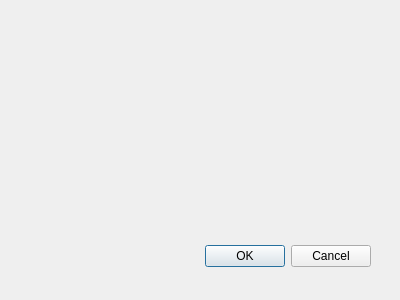
Above: LongLatCalc_dialog_base.ui from ProfCazaroli/longlatcalc before the change. Below: the same form after it.
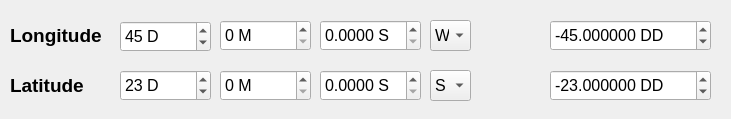
That is the form after the change.

```diff
--- a/LongLatCalc_dialog_base.ui
+++ b/LongLatCalc_dialog_base.ui
@@ -1,31 +1,363 @@
 <ui version="4.0" >
  <class>LongLatCalcDialogBase</class>
- <widget class="QDialog" name="LongLatCalcDialogBase" >
-  <property name="geometry" >
+ <widget class="QDialog" name="LongLatCalcDialogBase">
+  <property name="geometry">
    <rect>
     <x>0</x>
     <y>0</y>
-    <width>400</width>
-    <height>300</height>
+    <width>731</width>
+    <height>119</height>
    </rect>
   </property>
   <property name="windowTitle" >
    <string>LongLatCalc</string>
   </property>
-  <widget class="QDialogButtonBox" name="button_box" >
-   <property name="geometry" >
+  <widget class="QLabel" name="lblLong">
+   <property name="geometry">
     <rect>
-     <x>30</x>
-     <y>240</y>
-     <width>341</width>
-     <height>32</height>
+     <x>10</x>
+     <y>20</y>
+     <width>111</width>
+     <height>31</height>
     </rect>
    </property>
-   <property name="orientation" >
-    <enum>Qt::Horizontal</enum>
+   <property name="font">
+    <font>
+     <pointsize>14</pointsize>
+     <weight>75</weight>
+     <bold>true</bold>
+    </font>
    </property>
-   <property name="standardButtons" >
-    <set>QDialogButtonBox::Cancel|QDialogButtonBox::Ok</set>
+   <property name="text">
+    <string>Longitude</string>
+   </property>
+  </widget>
+  <widget class="QSpinBox" name="spbLongD">
+   <property name="geometry">
+    <rect>
+     <x>120</x>
+     <y>21</y>
+     <width>91</width>
+     <height>31</height>
+    </rect>
+   </property>
+   <property name="font">
+    <font>
+     <pointsize>12</pointsize>
+    </font>
+   </property>
+   <property name="suffix">
+    <string> D</string>
+   </property>
+   <property name="prefix">
+    <string/>
+   </property>
+   <property name="maximum">
+    <number>180</number>
+   </property>
+   <property name="value">
+    <number>45</number>
+   </property>
+  </widget>
+  <widget class="QLabel" name="lblLat">
+   <property name="geometry">
+    <rect>
+     <x>10</x>
+     <y>70</y>
+     <width>111</width>
+     <height>31</height>
+    </rect>
+   </property>
+   <property name="font">
+    <font>
+     <pointsize>14</pointsize>
+     <weight>75</weight>
+     <bold>true</bold>
+    </font>
+   </property>
+   <property name="text">
+    <string>Latitude</string>
+   </property>
+  </widget>
+  <widget class="QSpinBox" name="spbLatD">
+   <property name="geometry">
+    <rect>
+     <x>120</x>
+     <y>70</y>
+     <width>91</width>
+     <height>31</height>
+    </rect>
+   </property>
+   <property name="font">
+    <font>
+     <pointsize>12</pointsize>
+    </font>
+   </property>
+   <property name="suffix">
+    <string> D</string>
+   </property>
+   <property name="prefix">
+    <string/>
+   </property>
+   <property name="maximum">
+    <number>90</number>
+   </property>
+   <property name="value">
+    <number>23</number>
+   </property>
+  </widget>
+  <widget class="QSpinBox" name="spbLongM">
+   <property name="geometry">
+    <rect>
+     <x>220</x>
+     <y>20</y>
+     <width>91</width>
+     <height>31</height>
+    </rect>
+   </property>
+   <property name="font">
+    <font>
+     <pointsize>12</pointsize>
+    </font>
+   </property>
+   <property name="suffix">
+    <string> M</string>
+   </property>
+   <property name="prefix">
+    <string/>
+   </property>
+   <property name="maximum">
+    <number>59</number>
+   </property>
+   <property name="singleStep">
+    <number>1</number>
+   </property>
+   <property name="value">
+    <number>0</number>
+   </property>
+   <property name="displayIntegerBase">
+    <number>10</number>
+   </property>
+  </widget>
+  <widget class="QSpinBox" name="spbLatM">
+   <property name="geometry">
+    <rect>
+     <x>220</x>
+     <y>70</y>
+     <width>91</width>
+     <height>31</height>
+    </rect>
+   </property>
+   <property name="font">
+    <font>
+     <pointsize>12</pointsize>
+    </font>
+   </property>
+   <property name="suffix">
+    <string> M</string>
+   </property>
+   <property name="prefix">
+    <string/>
+   </property>
+   <property name="maximum">
+    <number>59</number>
+   </property>
+   <property name="singleStep">
+    <number>1</number>
+   </property>
+   <property name="value">
+    <number>0</number>
+   </property>
+   <property name="displayIntegerBase">
+    <number>10</number>
+   </property>
+  </widget>
+  <widget class="QDoubleSpinBox" name="spbLongS">
+   <property name="geometry">
+    <rect>
+     <x>320</x>
+     <y>20</y>
+     <width>101</width>
+     <height>31</height>
+    </rect>
+   </property>
+   <property name="font">
+    <font>
+     <pointsize>12</pointsize>
+    </font>
+   </property>
+   <property name="prefix">
+    <string/>
+   </property>
+   <property name="suffix">
+    <string> S</string>
+   </property>
+   <property name="decimals">
+    <number>4</number>
+   </property>
+   <property name="maximum">
+    <double>59.990000000000002</double>
+   </property>
+   <property name="singleStep">
+    <double>1.000000000000000</double>
+   </property>
+   <property name="value">
+    <double>0.000000000000000</double>
+   </property>
+  </widget>
+  <widget class="QDoubleSpinBox" name="spbLatS">
+   <property name="geometry">
+    <rect>
+     <x>320</x>
+     <y>70</y>
+     <width>101</width>
+     <height>31</height>
+    </rect>
+   </property>
+   <property name="font">
+    <font>
+     <pointsize>12</pointsize>
+    </font>
+   </property>
+   <property name="prefix">
+    <string/>
+   </property>
+   <property name="suffix">
+    <string> S</string>
+   </property>
+   <property name="decimals">
+    <number>4</number>
+   </property>
+   <property name="maximum">
+    <double>59.990000000000002</double>
+   </property>
+   <property name="singleStep">
+    <double>1.000000000000000</double>
+   </property>
+   <property name="value">
+    <double>0.000000000000000</double>
+   </property>
+  </widget>
+  <widget class="QComboBox" name="cmbLong">
+   <property name="geometry">
+    <rect>
+     <x>430</x>
+     <y>20</y>
+     <width>41</width>
+     <height>31</height>
+    </rect>
+   </property>
+   <property name="font">
+    <font>
+     <pointsize>12</pointsize>
+    </font>
+   </property>
+   <item>
+    <property name="text">
+     <string>W</string>
+    </property>
+   </item>
+   <item>
+    <property name="text">
+     <string>E</string>
+    </property>
+   </item>
+  </widget>
+  <widget class="QComboBox" name="cmbLat">
+   <property name="geometry">
+    <rect>
+     <x>430</x>
+     <y>70</y>
+     <width>41</width>
+     <height>31</height>
+    </rect>
+   </property>
+   <property name="font">
+    <font>
+     <pointsize>12</pointsize>
+    </font>
+   </property>
+   <item>
+    <property name="text">
+     <string>S</string>
+    </property>
+   </item>
+   <item>
+    <property name="text">
+     <string>N</string>
+    </property>
+   </item>
+  </widget>
+  <widget class="QDoubleSpinBox" name="spbLatDD">
+   <property name="geometry">
+    <rect>
+     <x>550</x>
+     <y>70</y>
+     <width>161</width>
+     <height>31</height>
+    </rect>
+   </property>
+   <property name="font">
+    <font>
+     <pointsize>12</pointsize>
+    </font>
+   </property>
+   <property name="prefix">
+    <string/>
+   </property>
+   <property name="suffix">
+    <string> DD</string>
+   </property>
+   <property name="decimals">
+    <number>6</number>
+   </property>
+   <property name="minimum">
+    <double>-90.000000000000000</double>
+   </property>
+   <property name="maximum">
+    <double>90.000000000000000</double>
+   </property>
+   <property name="singleStep">
+    <double>0.010000000000000</double>
+   </property>
+   <property name="value">
+    <double>-23.000000000000000</double>
+   </property>
+  </widget>
+  <widget class="QDoubleSpinBox" name="spbLongDD">
+   <property name="geometry">
+    <rect>
+     <x>550</x>
+     <y>20</y>
+     <width>161</width>
+     <height>31</height>
+    </rect>
+   </property>
+   <property name="font">
+    <font>
+     <pointsize>12</pointsize>
+    </font>
+   </property>
+   <property name="prefix">
+    <string/>
+   </property>
+   <property name="suffix">
+    <string> DD</string>
+   </property>
+   <property name="decimals">
+    <number>6</number>
+   </property>
+   <property name="minimum">
+    <double>-180.000000000000000</double>
+   </property>
+   <property name="maximum">
+    <double>180.000000000000000</double>
+   </property>
+   <property name="singleStep">
+    <double>0.010000000000000</double>
+   </property>
+   <property name="value">
+    <double>-45.000000000000000</double>
    </property>
   </widget>
  </widget>
```
Left out of the diff: 42 changed lines with no effect on the pictures.
